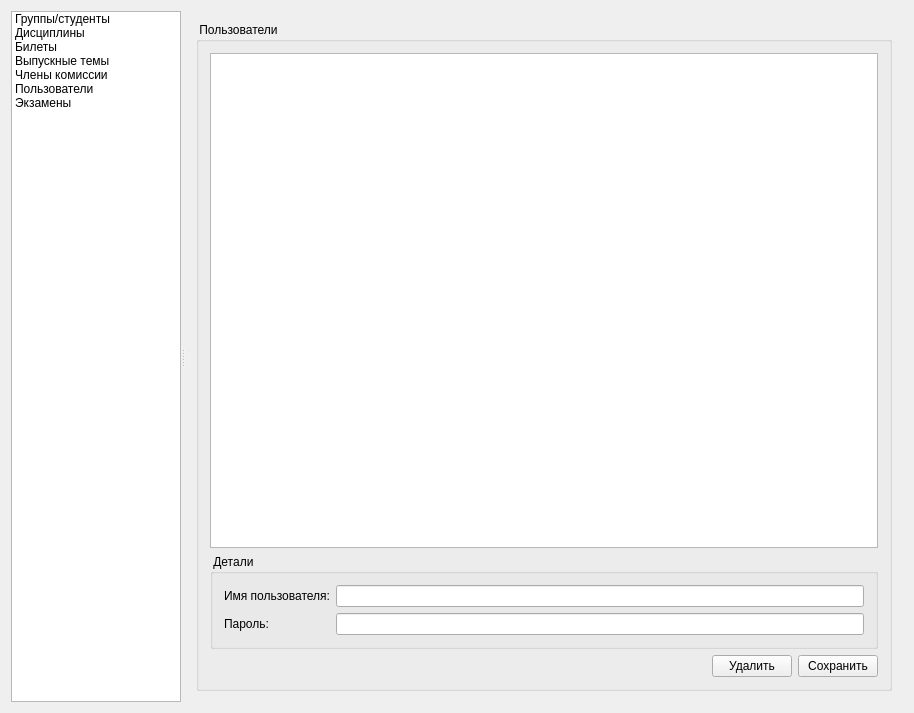
Before: the Qt Designer form assistant_serv/mainwindow.ui in xjohncz/chsuass, drawn with Qt 5.
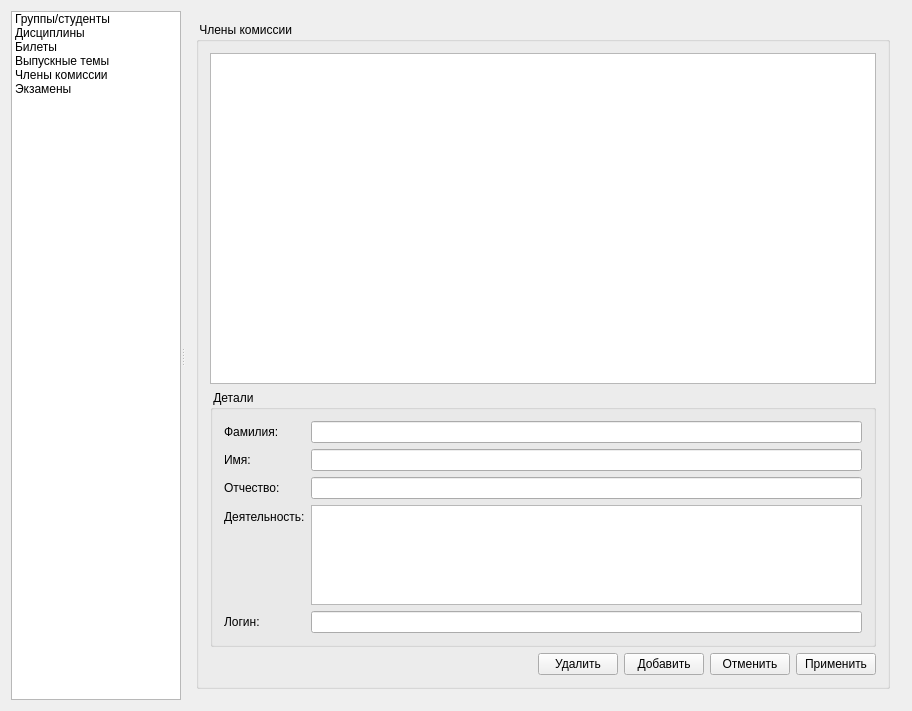
After: the same form once the commit is applied. The open tabs and pages were chosen to show the change.

Patch:
```diff
--- a/assistant_serv/mainwindow.ui
+++ b/assistant_serv/mainwindow.ui
@@ -6,8 +6,8 @@
    <rect>
     <x>0</x>
     <y>0</y>
-    <width>914</width>
-    <height>713</height>
+    <width>912</width>
+    <height>711</height>
    </rect>
   </property>
   <property name="windowTitle">
@@ -52,11 +52,6 @@
          <string>Члены комиссии</string>
         </property>
        </item>
-       <item>
-        <property name="text">
-         <string>Пользователи</string>
-        </property>
-       </item>
        <item>
         <property name="text">
          <string>Экзамены</string>
@@ -597,7 +592,7 @@
               <property name="title">
                <string> Детали </string>
               </property>
-              <layout class="QFormLayout" name="formLayout_2">
+              <layout class="QFormLayout" name="formLayout">
                <property name="labelAlignment">
                 <set>Qt::AlignLeading|Qt::AlignLeft|Qt::AlignVCenter</set>
                </property>
@@ -662,14 +657,7 @@
                 </widget>
                </item>
                <item row="4" column="1">
-                <widget class="QComboBox" name="memberLogin">
-                 <property name="sizePolicy">
-                  <sizepolicy hsizetype="Expanding" vsizetype="Fixed">
-                   <horstretch>0</horstretch>
-                   <verstretch>0</verstretch>
-                  </sizepolicy>
-                 </property>
-                </widget>
+                <widget class="QLineEdit" name="memberLoginEdit"/>
                </item>
               </layout>
              </widget>
@@ -724,82 +712,6 @@
          </item>
         </layout>
        </widget>
-       <widget class="QWidget" name="usersPage">
-        <layout class="QHBoxLayout" name="horizontalLayout_8">
-         <item>
-          <widget class="QGroupBox" name="groupBox">
-           <property name="title">
-            <string> Пользователи </string>
-           </property>
-           <layout class="QVBoxLayout" name="verticalLayout_6">
-            <item>
-             <widget class="QTableView" name="usersTableView"/>
-            </item>
-            <item>
-             <widget class="QGroupBox" name="groupBox_2">
-              <property name="title">
-               <string> Детали </string>
-              </property>
-              <layout class="QFormLayout" name="formLayout">
-               <item row="0" column="0">
-                <widget class="QLabel" name="label_4">
-                 <property name="text">
-                  <string>Имя пользователя:</string>
-                 </property>
-                </widget>
-               </item>
-               <item row="0" column="1">
-                <widget class="QLineEdit" name="usrNameEdit"/>
-               </item>
-               <item row="1" column="0">
-                <widget class="QLabel" name="label_5">
-                 <property name="text">
-                  <string>Пароль:</string>
-                 </property>
-                </widget>
-               </item>
-               <item row="1" column="1">
-                <widget class="QLineEdit" name="passEdit"/>
-               </item>
-              </layout>
-             </widget>
-            </item>
-            <item>
-             <layout class="QHBoxLayout" name="horizontalLayout_7">
-              <item>
-               <spacer name="horizontalSpacer_4">
-                <property name="orientation">
-                 <enum>Qt::Horizontal</enum>
-                </property>
-                <property name="sizeHint" stdset="0">
-                 <size>
-                  <width>40</width>
-                  <height>20</height>
-                 </size>
-                </property>
-               </spacer>
-              </item>
-              <item>
-               <widget class="QPushButton" name="deleteUserButton">
-                <property name="text">
-                 <string>Удалить</string>
-                </property>
-               </widget>
-              </item>
-              <item>
-               <widget class="QPushButton" name="saveUserButton">
-                <property name="text">
-                 <string>Сохранить</string>
-                </property>
-               </widget>
-              </item>
-             </layout>
-            </item>
-           </layout>
-          </widget>
-         </item>
-        </layout>
-       </widget>
        <widget class="QWidget" name="page">
         <layout class="QHBoxLayout" name="horizontalLayout_6">
          <item>
```
Left out of the diff: 2 changed lines with no effect on the pictures.
